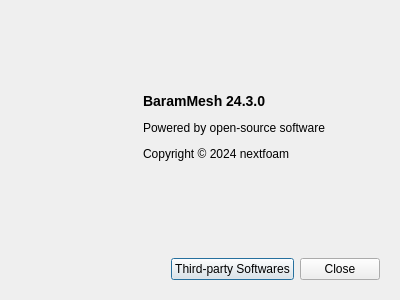
Qt form baramMesh/view/menu/help/about_dialog.ui (nextfoam/baram) before a commit.
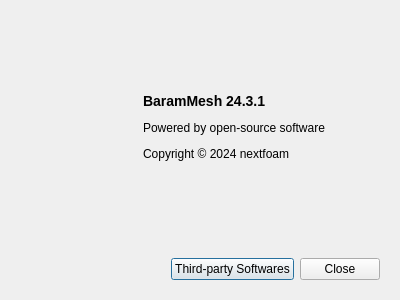
The same form after that commit.

The edit to the form file:
```diff
--- a/baramMesh/view/menu/help/about_dialog.ui
+++ b/baramMesh/view/menu/help/about_dialog.ui
@@ -90,7 +90,7 @@
          </sizepolicy>
         </property>
         <property name="text">
-         <string>&lt;p&gt;&lt;b&gt;&lt;font size=&quot;4&quot;&gt;BaramMesh 24.3.0&lt;/font&gt;&lt;/b&gt;&lt;/p&gt;
+         <string>&lt;p&gt;&lt;b&gt;&lt;font size=&quot;4&quot;&gt;BaramMesh 24.3.1&lt;/font&gt;&lt;/b&gt;&lt;/p&gt;
 
 &lt;p&gt;Powered by open-source software&lt;/p&gt;
 
```
